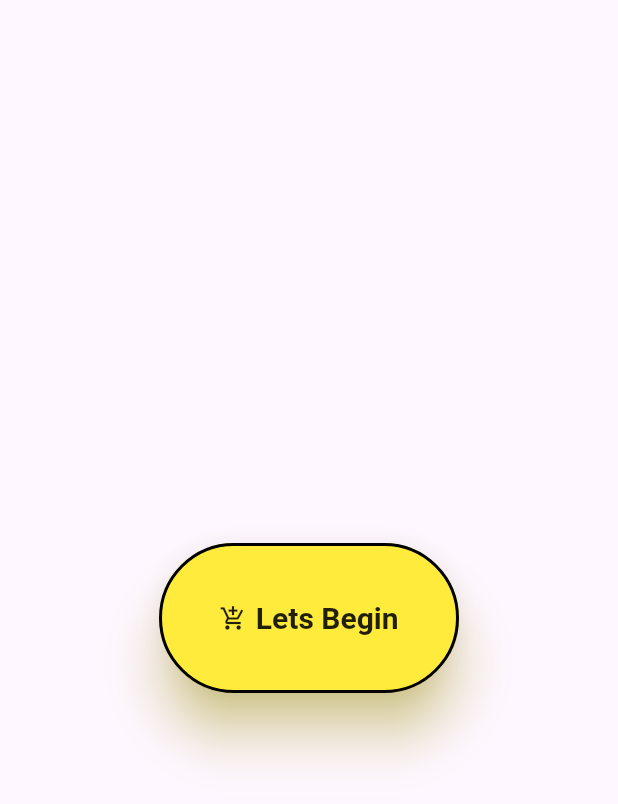
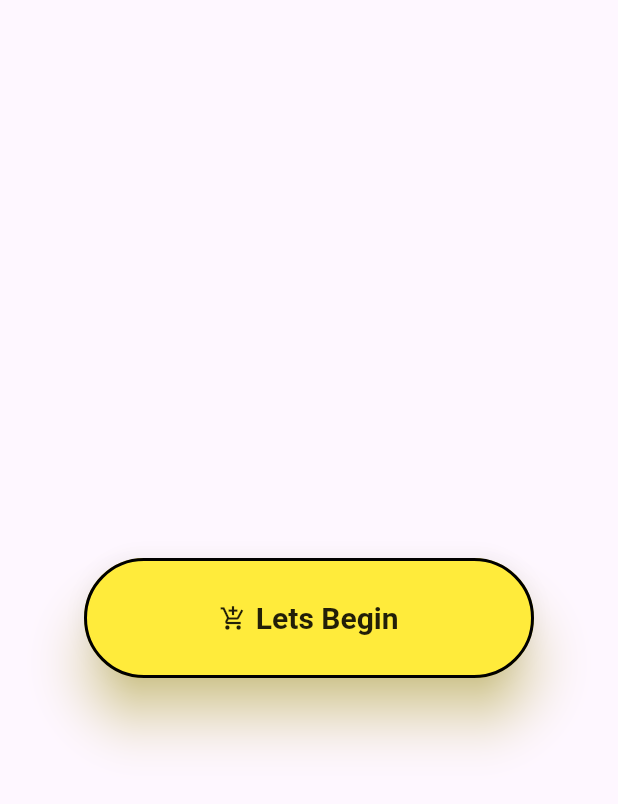
Before and after one commit to ianotieno/MyApp, a Flutter app: the screen it shows after launch, on a phone screen of 412 x 824 dp. Shown: the top 804 px of the screen. Run offline on Flutter 3.47's test engine with Material 3 defaults, Android fonts, the phone set to English and light mode, and no system bars; our stand-ins replace font_awesome_flutter.

Commit message:
elevation button

```diff
--- a/lib/screens/home.dart
+++ b/lib/screens/home.dart
@@ -7,10 +7,13 @@ class Home extends StatelessWidget {
   Widget build(BuildContext context) {
     return Scaffold(
       body: Center(
+        child: Directionality(
+            textDirection: TextDirection.ltr,
           child: ElevatedButton.icon(
             onPressed: (){},
+
           style: ElevatedButton.styleFrom(
-          foregroundColor: Colors.black87, backgroundColor: Colors.yellow, fixedSize: Size(200, 100),
+            foregroundColor: Colors.black87, backgroundColor: Colors.yellow, fixedSize: Size(300, 80),
             padding: EdgeInsets.all(20.0),
             textStyle: TextStyle(fontSize: 20,fontWeight: FontWeight.bold),
             elevation: 15,
@@ -25,6 +28,7 @@ class Home extends StatelessWidget {
           label: Text('Lets Begin'),
            //child: Text('Lets Begin') ,
           ),
+        ),
       )
 
       );
```
Also changed, not shown: lib/screens/App.dart (added, +23 -0 lines). Lines whose indentation alone changed are shown as unchanged.
